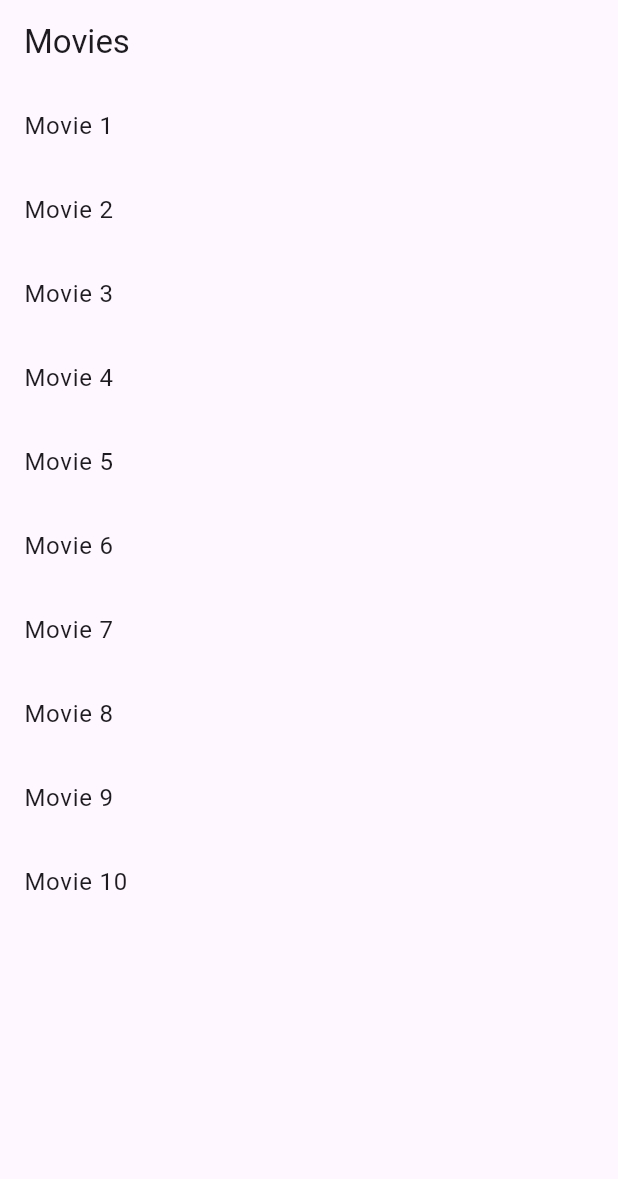
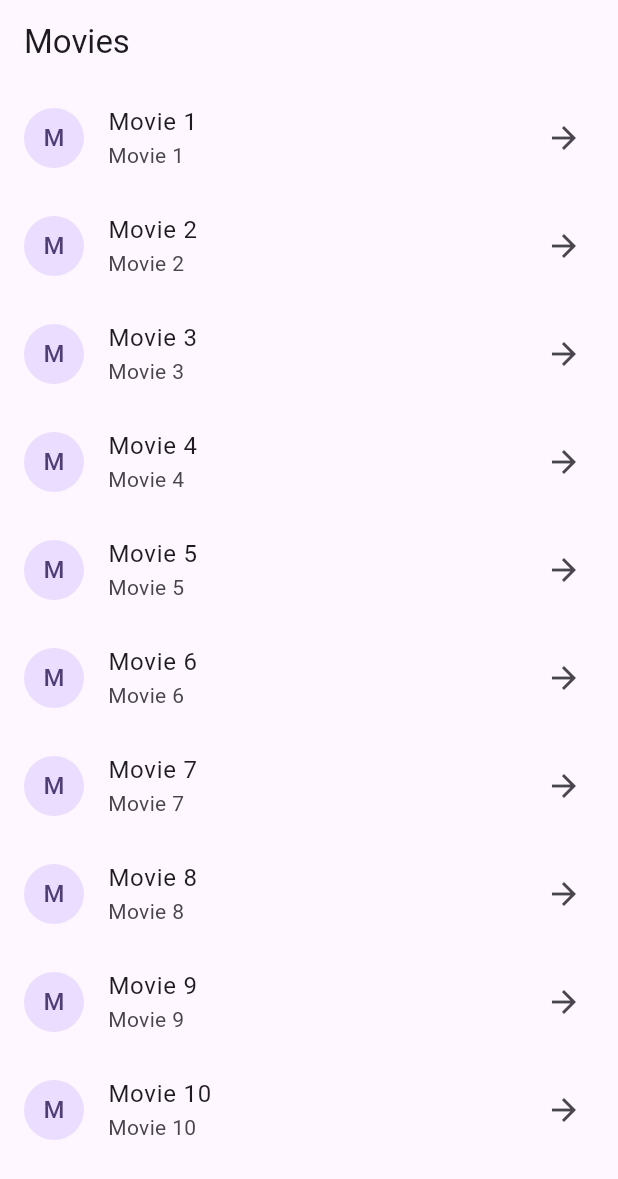
Before and after one commit to lightrao/pd24_movie_app_demo, a Flutter app: the screen it shows after launch, on a phone screen of 412 x 824 dp. Shown: the top 1179 px of the screen. Run offline on Flutter 3.47's test engine with Material 3 defaults, Android fonts, the phone set to English and light mode, and no system bars.

Commit message:
Adding a ListTile for Each Movie - Decorate the List Items

```diff
--- a/lib/main.dart
+++ b/lib/main.dart
@@ -51,6 +51,11 @@ class _HomeState extends State<Home> {
           itemBuilder: (context, index) {
             return ListTile(
               title: Text(movies[index]),
+              subtitle: Text('Movie ${index + 1}'),
+              trailing: Icon(Icons.arrow_forward),
+              leading: CircleAvatar(
+                child: Text(movies[index][0]),
+              ),
             );
           },
         ),
```
